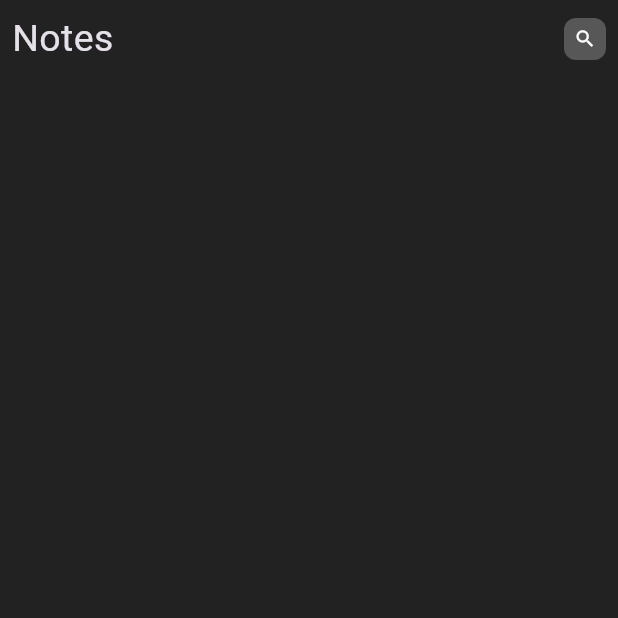
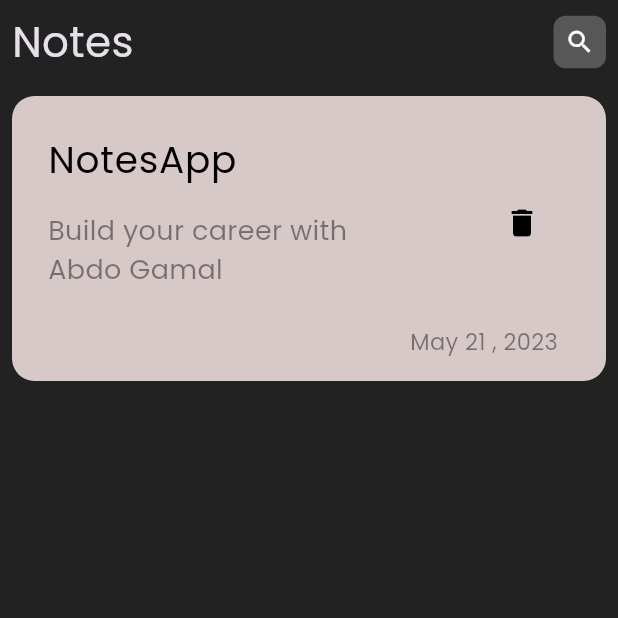
Before and after one commit to AbdoGamal0/notes_app, a Flutter app: the screen it shows after launch, on a phone screen of 412 x 824 dp, the top half of it. Run offline on Flutter 3.47's test engine with Material 3 defaults, Android fonts, the phone set to English and light mode, and no system bars.

Commit message:
create custom notes item

```diff
--- a/lib/my_app.dart
+++ b/lib/my_app.dart
@@ -7,8 +7,9 @@ class MyApp extends StatelessWidget {
   @override
   Widget build(BuildContext context) {
     return MaterialApp(
-      title: 'Flutter Demo',
+      debugShowCheckedModeBanner: false,
       theme: ThemeData(
+        fontFamily: 'Poppins',
         useMaterial3: true,
         brightness: Brightness.dark,
         scaffoldBackgroundColor: Colors.black87,
--- a/lib/views/widgets/custom_app_bar.dart
+++ b/lib/views/widgets/custom_app_bar.dart
@@ -13,10 +13,13 @@ class CustomAppBar extends StatelessWidget {
       children: [
         Text(
           'Notes',
-          style: TextStyle(fontSize: 25),
+          style: TextStyle(fontSize: 28),
         ),
         Spacer(),
-        CustomSearchIcon()
+        InkWell(
+          child: CustomSearchIcon(),
+          onTap: () {},
+        )
       ],
     );
   }
--- a/lib/views/widgets/custom_search_icon.dart
+++ b/lib/views/widgets/custom_search_icon.dart
@@ -8,15 +8,15 @@ class CustomSearchIcon extends StatelessWidget {
   @override
   Widget build(BuildContext context) {
     return Container(
-      width: 28,
-      height: 28,
+      width: 35,
+      height: 35,
       decoration: BoxDecoration(
         color: Colors.white24,
         borderRadius: BorderRadius.circular(8),
       ),
       child: Icon(
         Icons.search,
-        size: 15,
+        size: 20,
       ),
     );
   }
--- /dev/null
+++ b/lib/views/widgets/notes_item.dart
@@ -0,0 +1,46 @@
+import 'package:flutter/material.dart';
+
+class NotesItem extends StatelessWidget {
+  const NotesItem({super.key});
+
+  @override
+  Widget build(BuildContext context) {
+    return Container(
+      padding: EdgeInsets.symmetric(horizontal: 8, vertical: 16),
+      margin: EdgeInsets.only(top: 16),
+      decoration: BoxDecoration(
+        color: const Color.fromARGB(255, 216, 201, 201),
+        borderRadius: BorderRadius.circular(15),
+      ),
+      child: Column(
+        crossAxisAlignment: CrossAxisAlignment.end,
+        children: [
+          ListTile(
+            title: Text('NotesApp',
+                style: TextStyle(
+                  fontSize: 25,
+                  color: Colors.black,
+                )),
+            subtitle: Padding(
+              padding: const EdgeInsets.symmetric(vertical: 16),
+              child: Text('Build your career with \nAbdo Gamal',
+                  style: TextStyle(fontSize: 18, color: Colors.black45)),
+            ),
+            trailing: IconButton(
+              icon: Icon(Icons.delete),
+              color: Colors.black,
+              onPressed: () {},
+            ),
+          ),
+          Padding(
+            padding: const EdgeInsets.only(right: 24.0),
+            child: Text(
+              'May 21 , 2023',
+              style: TextStyle(fontSize: 15, color: Colors.black45),
+            ),
+          ),
+        ],
+      ),
+    );
+  }
+}
--- a/lib/views/widgets/notes_view_body.dart
+++ b/lib/views/widgets/notes_view_body.dart
@@ -1,4 +1,5 @@
 import 'package:flutter/material.dart';
+import 'package:notes_app/views/widgets/notes_item.dart';
 
 import 'custom_app_bar.dart';
 
@@ -15,6 +16,7 @@ class NotesViewBody extends StatelessWidget {
         children: [
           SizedBox(height: 8),
           CustomAppBar(),
+          NotesItem(),
         ],
       ),
     );
```
Also changed, not shown: pubspec.yaml (+7 -14 lines), assets/fonts/Poppins-Regular.ttf (added), pubspec.lock.
